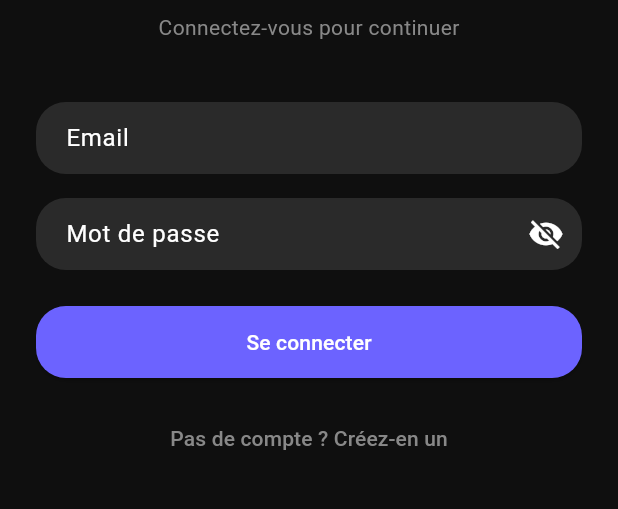
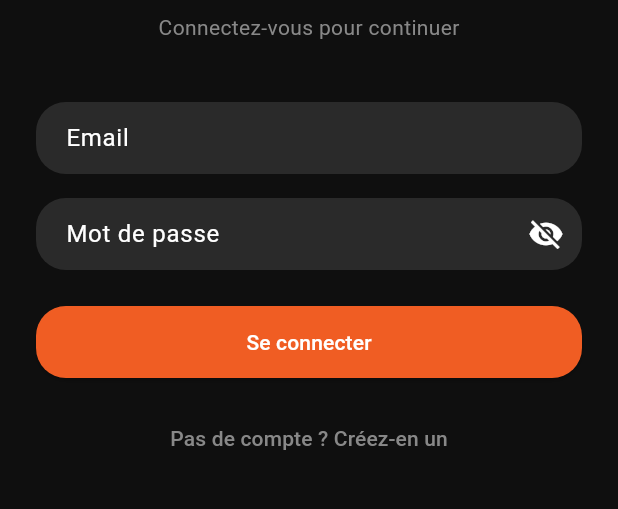
Before and after one commit to SofienChm/MrTube-Flutter, a Flutter app: the screen it shows after launch, on a phone screen of 412 x 824 dp, the part 483-992 px from its top. Run offline on Flutter 3.47's test engine with Material 3 defaults, Android fonts, the phone set to English and light mode, and no system bars; our stand-ins replace audio_service, cached_network_image, dio, flutter_secure_storage, just_audio, share_plus and 2 more; accounts and stored records are empty.

```diff
--- a/lib/core/constants/app_colors.dart
+++ b/lib/core/constants/app_colors.dart
@@ -1,13 +1,13 @@
 import 'package:flutter/material.dart';
 
 class AppColors {
-  static const Color primary = Color(0xFF6C63FF);
+  static const Color primary = Color(0xFFf05d23);
   static const Color background = Color(0xFF0F0F0F);
   static const Color card = Color(0xFF1A1A1A);
   static const Color surface = Color(0xFF2A2A2A);
   static const Color textPrimary = Colors.white;
   static const Color textSecondary = Color(0xFF888888);
-  static const Color accent = Color(0xFF6C63FF);
+  static const Color accent = Color(0xFFf05d23);
   static const Color error = Color(0xFFE53935);
   static const Color success = Color(0xFF4CAF50);
 }
```
Also changed, not shown: 1 other file.
